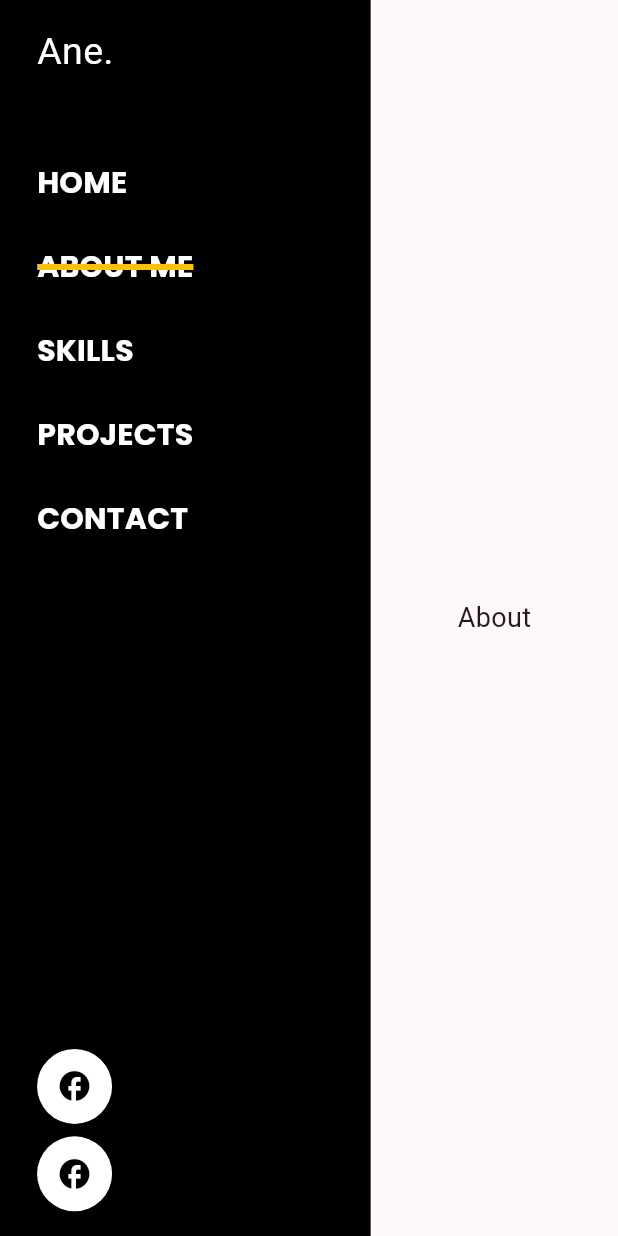
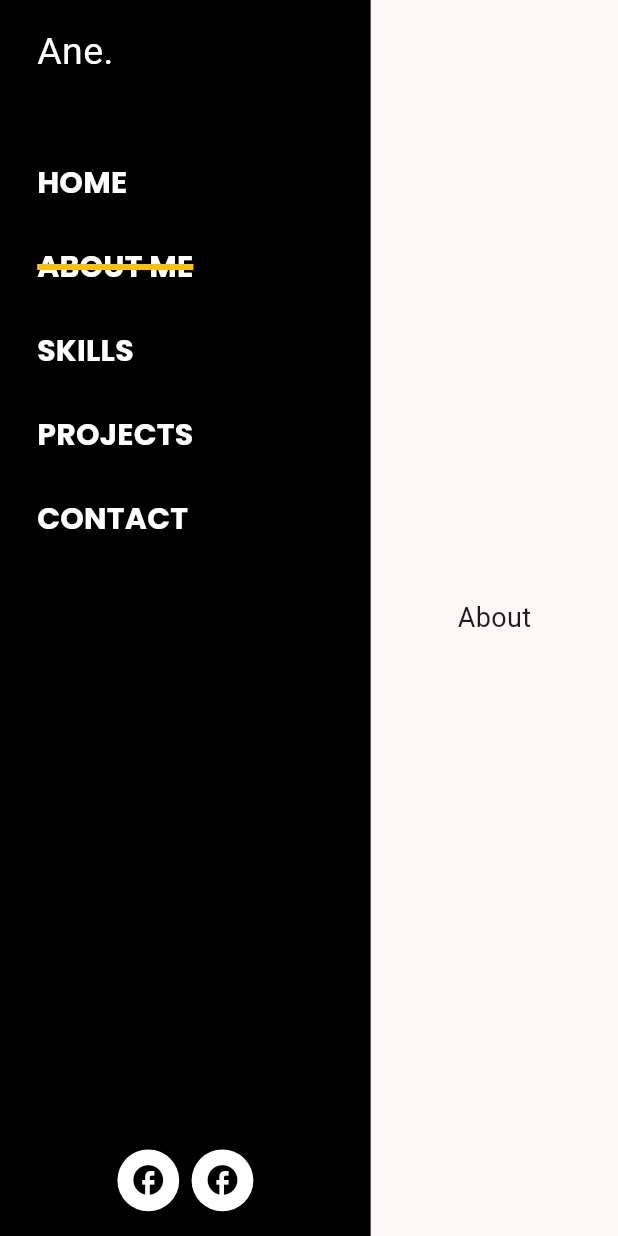
Before and after one commit to aneebbaig/flutter-web-protfolio, a Flutter app: the LandingDesktopView widget shown alone on an empty page, opened directly, after a tap on "ABOUT ME", on a phone screen of 412 x 824 dp. Run offline on Flutter 3.47's test engine with Material 2 defaults, Android fonts, the phone set to English and light mode, and no system bars; our stand-ins replace google_fonts, responsive_framework.

Commit message:
mobile drawer implemented

```diff
--- a/lib/screens/landing/landing_screen.dart
+++ b/lib/screens/landing/landing_screen.dart
@@ -12,8 +12,8 @@ class LandingScreen extends StatelessWidget {
     return const Scaffold(
       body: ResponsiveWrapper(
         desktop: LandingDesktopView(),
+        tablet: LandingTabletView(),
         mobile: LandingMobileView(),
-        tablet: LandingTabletView(),
       ),
     );
   }
--- a/lib/screens/landing/views/landing_desktop_view.dart
+++ b/lib/screens/landing/views/landing_desktop_view.dart
@@ -12,14 +12,6 @@ class LandingDesktopView extends StatefulWidget {
 }
 
 class _LandingDesktopViewState extends State<LandingDesktopView> {
-  int currentIndex = 0;
-
-  void _sidebarOnTap(int index) {
-    setState(() {
-      currentIndex = index;
-    });
-  }
-
   @override
   Widget build(BuildContext context) {
     PagesProvider pagesProvider = Provider.of<PagesProvider>(context);
--- a/lib/screens/landing/views/landing_mobile_view.dart
+++ b/lib/screens/landing/views/landing_mobile_view.dart
@@ -1,15 +1,23 @@
 import 'package:flutter/material.dart';
+import 'package:provider/provider.dart';
+import 'package:web_portfolio_flutter/widgets/navbars/navbar_widgets/custom_drawer.dart';
+
+import '../../../provider/pages_provider.dart';
 
 class LandingMobileView extends StatelessWidget {
   const LandingMobileView({super.key});
 
   @override
   Widget build(BuildContext context) {
+    PagesProvider pagesProvider = Provider.of<PagesProvider>(context);
+
     return Scaffold(
       appBar: AppBar(),
-      body: const Center(
-        child: Text("mobile"),
+      drawer: CustomDrawer(
+        onTap: (index) => pagesProvider.setIndex = index,
+        children: pagesProvider.websitePages,
       ),
+      body: pagesProvider.currentPage,
     );
   }
 }
--- a/lib/services/screen_service.dart
+++ b/lib/services/screen_service.dart
@@ -14,6 +14,6 @@ class ScreenService {
 
   static Widget addWidth(BuildContext context, {required percentage}) =>
       SizedBox(
-        height: getScreenWidth(context) * percentage,
+        width: getScreenWidth(context) * percentage,
       );
 }
--- a/lib/widgets/buttons/rounded_button.dart
+++ b/lib/widgets/buttons/rounded_button.dart
@@ -4,17 +4,20 @@ import 'package:web_portfolio_flutter/utils/design_constants.dart';
 class RoundedButton extends StatelessWidget {
   final IconData icon;
   final Color color;
-  const RoundedButton(
-      {super.key,
-      required this.icon,
-      this.color = DesignConstants.btnRoundIconColor});
+  final double buttonSize;
+  const RoundedButton({
+    super.key,
+    required this.icon,
+    required this.buttonSize,
+    this.color = DesignConstants.btnRoundIconColor,
+  });
 
   @override
   Widget build(BuildContext context) {
     return InkWell(
       child: Container(
-        width: 50,
-        height: 50,
+        width: buttonSize,
+        height: buttonSize,
         decoration: const BoxDecoration(
           shape: BoxShape.circle,
           color: Colors.white,
--- a/lib/widgets/navbars/navbar_widgets/social_media_button.dart
+++ b/lib/widgets/navbars/navbar_widgets/social_media_button.dart
@@ -1,4 +1,5 @@
 import 'package:flutter/material.dart';
+import 'package:responsive_framework/responsive_breakpoints.dart';
 
 import '../../../services/screen_service.dart';
 import '../../buttons/rounded_button.dart';
@@ -8,16 +9,27 @@ class SocialMediaButtons extends StatelessWidget {
 
   @override
   Widget build(BuildContext context) {
-    return Column(
-      children: [
-        const RoundedButton(
+    double buttonSize = ScreenService.getScreenWidth(context) * 0.05;
+    bool isMobile = ResponsiveBreakpoints.of(context).isMobile;
+    List<Widget> children = [
+      RoundedButton(
         icon: Icons.facebook,
+        buttonSize: buttonSize,
       ),
       ScreenService.addHeight(context, percentage: 0.01),
-        const RoundedButton(
+      ScreenService.addWidth(context, percentage: 0.01),
+      RoundedButton(
         icon: Icons.facebook,
+        buttonSize: buttonSize,
       ),
-      ],
+    ];
+    return isMobile
+        ? Row(
+            mainAxisAlignment: MainAxisAlignment.center,
+            children: children,
+          )
+        : Column(
+            children: children,
           );
   }
 }
```
Also changed, not shown: lib/widgets/navbars/navbar_widgets/custom_drawer.dart (added, +60 -0 lines). Lines whose indentation alone changed are shown as unchanged.
